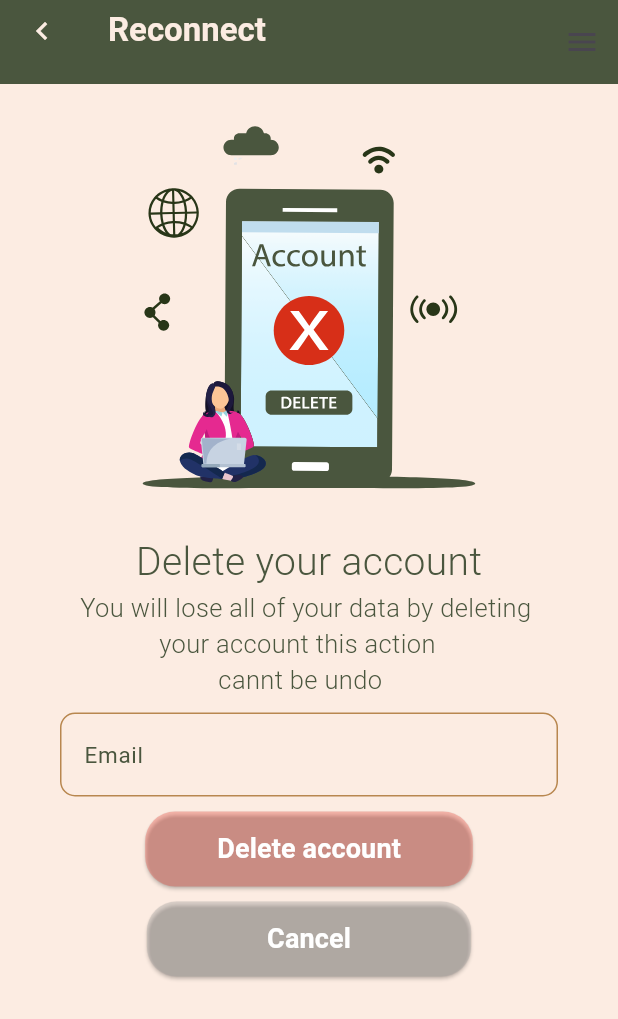
After one commit to EmanAtta/Reconnect, a Flutter app: the Delete1 screen opened by its route, on a phone screen of 412 x 824 dp. The commit adds this screen. Shown: the top 1019 px of the screen. Run offline on Flutter 3.47's test engine with Material 3 defaults, Android fonts, the light colour scheme and no system bars; our stand-ins replace cloud_firestore, curved_navigation_bar, firebase_auth, firebase_core, firebase_storage, flutter_svg and 3 more; accounts and stored records are empty.

Commit message:
delete_account

```diff
--- a/reconnect/lib/Views/settings.dart
+++ b/reconnect/lib/Views/settings.dart
@@ -4,6 +4,7 @@ import 'package:flutter/widgets.dart';
 import 'package:get/get.dart';
 import 'package:reconnect/Views/change_password.dart';
 import 'package:reconnect/Views/edit.dart';
+import 'package:reconnect/delete1.dart';
 
 import 'color.dart';
 
@@ -63,7 +64,6 @@ class Settings extends StatelessWidget {
                 icon: Icons.password_outlined,
               ),
             ),
-
             InkWell(
               onTap: () {
                 _showDeleteAccountDialog(context);
@@ -73,7 +73,6 @@ class Settings extends StatelessWidget {
                 icon: Icons.delete,
               ),
             ),
-
             SizedBox(
               height: 20,
             ),
@@ -120,7 +119,6 @@ class _button_settingpageState extends State<button_settingpage> {
         decoration: BoxDecoration(
           color: AppColors.secondaryColor,
           borderRadius: BorderRadius.circular(15),
-
         ),
         child: Padding(
           padding: EdgeInsets.only(top: 1, left: 10, right: 10),
@@ -144,18 +142,18 @@ class _button_settingpageState extends State<button_settingpage> {
                   ),
                 ],
               ),
-              if (widget.button_settingpage_text == 'Notification' ||
-                  widget.button_settingpage_text == 'Dark Mode')
-                Switch(
-                  activeColor: AppColors.primaryColor,
-                  value: switchValue,
-                  onChanged: (value) {
-                    setState(() {
-                      switchValue = value;
-                    });
-                    // Add logic for handling switch state change here
-                  },
-                ),
+              // if (widget.button_settingpage_text == 'Notification' ||
+              //     widget.button_settingpage_text == 'Dark Mode')
+              //   Switch(
+              //     activeColor: AppColors.primaryColor,
+              //     value: switchValue,
+              //     onChanged: (value) {
+              //       setState(() {
+              //         switchValue = value;
+              //       });
+              //       // Add logic for handling switch state change here
+              //     },
+              //   ),
             ],
           ),
         ),
@@ -175,7 +173,7 @@ void _showDeleteAccountDialog(BuildContext context) {
           decoration: BoxDecoration(
             color: AppColors.primaryColor,
             borderRadius: BorderRadius.circular(10),
-            border: Border.all(color:AppColors.secondaryColor, width: 3),
+            border: Border.all(color: AppColors.secondaryColor, width: 3),
           ),
           padding: EdgeInsets.all(16),
           child: Column(
@@ -183,18 +181,20 @@ void _showDeleteAccountDialog(BuildContext context) {
             children: [
               Icon(Icons.delete, size: 50, color: Colors.red),
               SizedBox(height: 16),
-              Text("Are you sure you want to delete your account?", textAlign: TextAlign.center),
+              Text("Are you sure you want to delete your account?",
+                  textAlign: TextAlign.center),
               SizedBox(height: 16),
-              Text("This action cannot be undone.", textAlign: TextAlign.center),
+              Text("This action cannot be undone.",
+                  textAlign: TextAlign.center),
               SizedBox(height: 24),
               Row(
                 mainAxisAlignment: MainAxisAlignment.spaceBetween,
                 children: [
                   TextButton(
                     onPressed: () {
-                      // Handle delete action here
-                      Navigator.of(context).pop();
-                      _deleteAccount(); // Call your delete account function
+                      Get.to(Delete1());
+                      // Navigator.of(context).pop();
+                      // Call your delete account function
                     },
                     child: Text(
                       "Delete",
@@ -216,9 +216,3 @@ void _showDeleteAccountDialog(BuildContext context) {
     },
   );
 }
-
-void _deleteAccount() {
-  // Implement account deletion logic here
-  // This function will be called when user confirms deletion
-  // Make sure to handle navigation or state changes accordingly
-}
--- /dev/null
+++ b/reconnect/lib/delete1.dart
@@ -0,0 +1,315 @@
+import 'package:flutter/cupertino.dart';
+import 'package:flutter/material.dart';
+import 'package:flutter/widgets.dart';
+import 'package:get/get.dart';
+import 'package:get/get_core/src/get_main.dart';
+import 'package:reconnect/Views/about.dart';
+import 'package:reconnect/Views/authentications/routes/navigation.dart';
+import 'package:reconnect/Views/color.dart';
+import 'package:reconnect/Views/login.dart';
+import 'package:reconnect/Views/privacy.dart';
+import 'package:reconnect/Views/profile.dart';
+import 'package:reconnect/Views/settings.dart';
+import 'package:reconnect/Views/welcom_page.dart';
+import 'package:flutter_svg/flutter_svg.dart';
+
+class Delete1 extends StatefulWidget {
+  const Delete1({super.key});
+
+  @override
+  State<Delete1> createState() => _Delete1State();
+}
+
+class _Delete1State extends State<Delete1> {
+  @override
+  Widget build(BuildContext context) {
+    return Scaffold(
+      backgroundColor: AppColors.primaryColor,
+      appBar: AppBar(
+        // toolbarHeight: 35,
+        backgroundColor: AppColors.secondaryColor,
+
+        title: Padding(
+          padding: const EdgeInsets.only(bottom: 15),
+          child: const Text(
+            'Reconnect',
+            style: TextStyle(
+                fontWeight: FontWeight.bold, color: AppColors.primaryColor),
+          ),
+        ),
+        leading: Padding(
+          padding: const EdgeInsets.only(bottom: 15),
+          child: IconButton(
+            onPressed: () {},
+            icon: const Icon(Icons.keyboard_arrow_left,
+                color: AppColors.primaryColor),
+          ),
+        ),
+      ),
+      endDrawer: Opacity(
+        opacity: 0.9,
+        child: Drawer(
+          width: 250,
+          backgroundColor: AppColors.secondaryColor,
+          child: Container(
+            padding: const EdgeInsets.only(top: 0),
+            //color: AppColors.secondaryColor,
+
+            child: Stack(
+              children: [
+                Align(
+                  alignment: Alignment.topCenter,
+                  child: ClipPath(
+                    clipper: DiagonalClipper(),
+                    child: Container(
+                      decoration: const BoxDecoration(
+                        color: AppColors.primaryColor,
+                        borderRadius:
+                            BorderRadius.only(bottomLeft: Radius.circular(4)),
+                      ),
+                      height: 100,
+                      width: double.infinity,
+                    ),
+                  ),
+                ),
+                Column(
+                  children: [
+                    SizedBox(
+                      height: 215,
+                    ),
+                    ListTile(
+                      leading: const Icon(
+                        Icons.person,
+                        color: AppColors.primaryColor,
+                      ),
+                      title: const Text(
+                        'Profile',
+                        style: TextStyle(
+                            color: AppColors.primaryColor, fontSize: 20),
+                      ),
+                      onTap: () {
+                        Get.to(() => profile());
+                      },
+                    ),
+                    const SizedBox(
+                      height: 15,
+                    ),
+                    ListTile(
+                      leading: const Icon(
+                        Icons.settings,
+                        color: AppColors.primaryColor,
+                      ),
+                      title: const Text(
+                        'Settings',
+                        style: TextStyle(
+                            color: AppColors.primaryColor, fontSize: 20),
+                      ),
+                      onTap: () {
+                        Get.to(() => Settings());
+                      },
+                    ),
+                    const SizedBox(
+                      height: 15,
+                    ),
+                    ListTile(
+                      leading: const Icon(
+                        Icons.privacy_tip_outlined,
+                        color: AppColors.primaryColor,
+                      ),
+                      title: const Text(
+                        'Privacy',
+                        style: TextStyle(
+                            color: AppColors.primaryColor, fontSize: 20),
+                      ),
+                      onTap: () {
+                        Get.to(() => Privacy());
+                      },
+                    ),
+                    const SizedBox(
+                      height: 15,
+                    ),
+                    ListTile(
+                      leading: const Icon(
+                        Icons.report_gmailerrorred_rounded,
+                        color: AppColors.primaryColor,
+                      ),
+                      title: const Text(
+                        'About',
+                        style: TextStyle(
+                            color: AppColors.primaryColor, fontSize: 20),
+                      ),
+                      onTap: () {
+                        Get.to(() => About());
+                      },
+                    ),
+                  ],
+                ),
+                Align(
+                  alignment: Alignment.bottomCenter,
+                  child: ClipPath(
+                    clipper: BottomDiagonalClipper(),
+                    child: Container(
+                      decoration: const BoxDecoration(
+                        color: AppColors.primaryColor,
+                      ),
+                      height: 100,
+                      width: double.infinity,
+                      child: Padding(
+                        padding: const EdgeInsets.only(right: 30, bottom: 15),
+                        child: Align(
+                          alignment: Alignment.bottomRight,
+                          child: GestureDetector(
+                            onTap: () {
+                              Get.to(() => login());
+                            },
+                            child: const Text(
+                              'Sign Out',
+                              style: TextStyle(
+                                fontWeight: FontWeight.bold,
+                                color: AppColors.secondaryColor,
+                                fontSize: 25,
+                              ),
+                            ),
+                          ),
+                        ),
+                      ),
+                    ),
+                  ),
+                ),
+              ],
+            ),
+          ),
+        ),
+      ),
+      body: SingleChildScrollView(
+        child: Column(
+          children: [
+            Center(
+              child: SvgPicture.asset(
+                'assets/delete.svg',
+                height: 300,
+              ),
+            ),
+            Center(
+              child: Text(
+                'Delete your account',
+                style: TextStyle(
+                    fontSize: 26,
+                    fontWeight: FontWeight.w300,
+                    color: AppColors.secondaryColor),
+              ),
+            ),
+            Center(
+              child: Text(
+                'You will lose all of your data by deleting \n            your account this action \n                     cannt be undo',
+                style: TextStyle(
+                  fontSize: 17,
+                  fontWeight: FontWeight.w300,
+                  color: AppColors.secondaryColor,
+                ),
+              ),
+            ),
+            SizedBox(
+              height: 10,
+            ),
+            Container(
+              margin: EdgeInsets.only(left: 40, right: 40),
+              child: TextFormField(
+                cursorColor: AppColors.secondaryColor,
+                decoration: InputDecoration(
+                  labelText: "Email",
+                  labelStyle: const TextStyle(
+                      fontSize: 15, color: AppColors.secondaryColor),
+                  enabledBorder: OutlineInputBorder(
+                      borderSide: BorderSide(color: AppColors.textolor),
+                      borderRadius: BorderRadius.circular(10)),
+                  focusedBorder: OutlineInputBorder(
+                      borderSide: const BorderSide(
+                        color: AppColors.textolor,
+                        width: 1,
+                      ),
+                      borderRadius: BorderRadius.circular(10)),
+                ),
+              ),
+            ),
+            SizedBox(
+              height: 10,
+            ),
+            CustomRedButton(
+              buttonText: 'Delete account',
+              onPressed: () {},
+              buttonColor: Colors.red.withOpacity(0.3),
+            ),
+            SizedBox(
+              height: 10,
+            ),
+            CustomRedButton(
+              buttonText: '       Cancel       ',
+              onPressed: () {
+                Navigator.of(context).pop();
+              },
+              buttonColor: Colors.grey.withOpacity(0.3),
+            ),
+          ],
+        ),
+      ),
+    );
+  }
+}
+
+class CustomRedButton extends StatelessWidget {
+  final String buttonText;
+  final VoidCallback? onPressed;
+  final Color buttonColor;
+
+  CustomRedButton({
+    required this.buttonText,
+    required this.onPressed,
+    required this.buttonColor,
+  });
+
+  @override
+  Widget build(BuildContext context) {
+    return Center(
+      child: ElevatedButton(
+        onPressed: onPressed,
+        style: ButtonStyle(
+          backgroundColor: MaterialStateProperty.all<Color>(buttonColor),
+          shape: MaterialStateProperty.all<RoundedRectangleBorder>(
+            RoundedRectangleBorder(
+              borderRadius: BorderRadius.circular(20.0),
+            ),
+          ),
+        ),
+        child: Padding(
+          padding: const EdgeInsets.symmetric(vertical: 12.0, horizontal: 24.0),
+          child: Text(
+            buttonText,
+            style: TextStyle(
+              fontSize: 18.0,
+              fontWeight: FontWeight.bold,
+              color: Colors.white,
+            ),
+          ),
+        ),
+      ),
+    );
+  }
+}
+
+class BottomDiagonalClipper extends CustomClipper<Path> {
+  @override
+  Path getClip(Size size) {
+    Path path = Path();
+
+    path.moveTo(0, size.height);
+    path.lineTo(size.width, size.height);
+    path.lineTo(size.width, 0.0);
+    path.lineTo(size.width, 0);
+    path.close();
+    return path;
+  }
+
+  @override
+  bool shouldReclip(CustomClipper<Path> oldClipper) => false;
+}
--- a/reconnect/lib/main.dart
+++ b/reconnect/lib/main.dart
@@ -15,6 +15,7 @@ import 'package:reconnect/Views/signup.dart';
 
 
 import 'package:reconnect/Views/welcom_page.dart';
+import 'package:reconnect/delete1.dart';
 
 import 'package:reconnect/firebase_options.dart';
 import 'package:firebase_core/firebase_core.dart';
@@ -49,6 +50,7 @@ class Reconnect extends StatelessWidget {
         GetPage(name: '/login', page: () => const login()),
         GetPage(name: '/signup', page: () => const signup()),
         GetPage(name: '/post', page: () =>  Post()),
+        GetPage(name: '/delete1', page: () => const Delete1()),
 
         GetPage(name: '/forgetpassword', page: () => const forgetBassword()),
         GetPage(name: '/resetpassword', page: () => const resetPassword()),
```
Also changed, not shown: reconnect/assets/delete.svg (added). Lines whose indentation alone changed are shown as unchanged.
